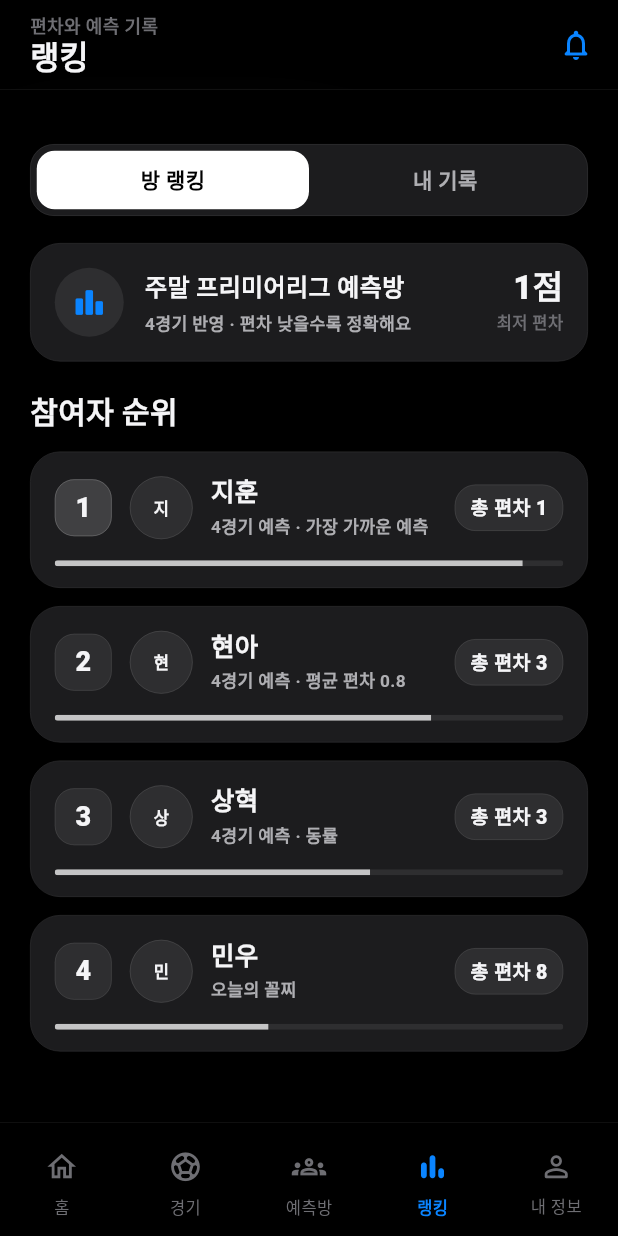
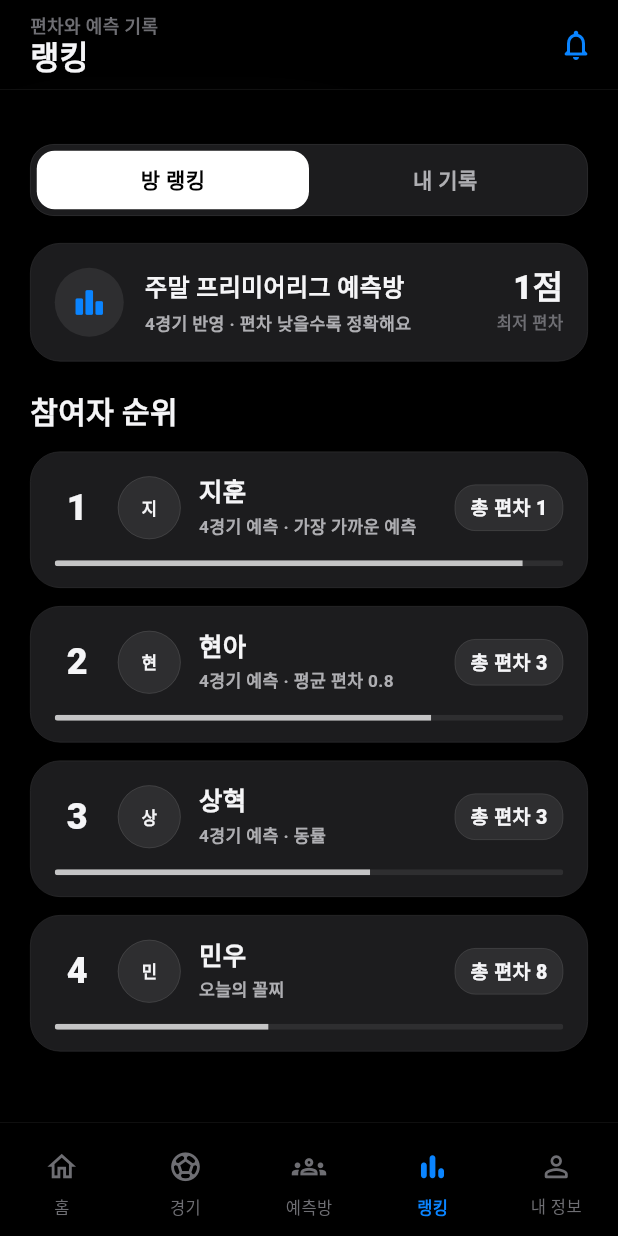
Before and after one commit to Scoee-Team/Scoee-Frontend, a Flutter app: the screen it shows after launch, item 4 of the bottom bar chosen, on a phone screen of 412 x 824 dp. Run offline on Flutter 3.47's test engine with Material 3 defaults, Android fonts, the phone set to English and light mode, and no system bars; our stand-ins replace dio, flutter_riverpod, go_router, google_fonts.

Commit message:
fix: 랭킹 위젯 수정 #1

```diff
--- a/lib/features/rankings/presentation/screen/ranking_screen.dart
+++ b/lib/features/rankings/presentation/screen/ranking_screen.dart
@@ -397,26 +397,17 @@ class _RankBadge extends StatelessWidget {
 
   @override
   Widget build(BuildContext context) {
-    return Container(
-      width: 38,
-      height: 38,
-      alignment: Alignment.center,
-      decoration: BoxDecoration(
-        color: Colors.white.withValues(alpha: rank == 1 ? 0.16 : 0.08),
-        borderRadius: BorderRadius.circular(13),
-        border: Border.all(
-          color: Colors.white.withValues(alpha: rank == 1 ? 0.22 : 0.10),
-          width: 0.5,
-        ),
-      ),
+    return SizedBox(
+      width: 30,
       child: Text(
         '$rank',
         style: const TextStyle(
           color: FigmaColors.text,
-          fontSize: 18,
+          fontSize: 24,
           fontWeight: FontWeight.w900,
           height: 1,
         ),
+        textAlign: TextAlign.center,
       ),
     );
   }
```
